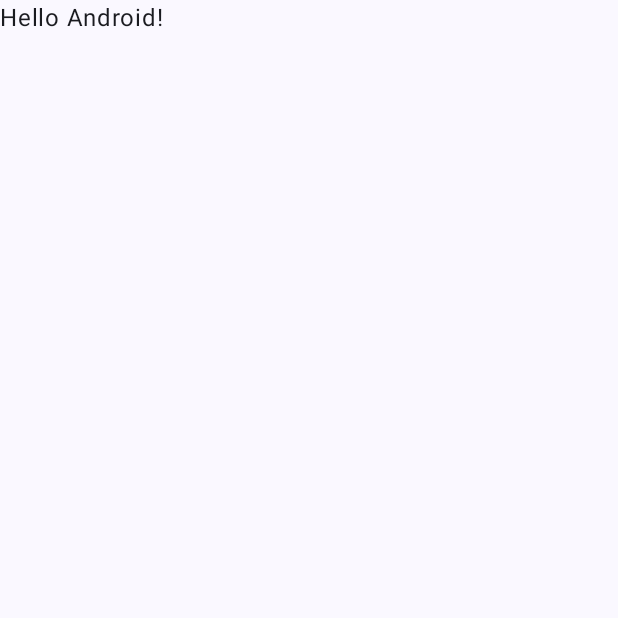
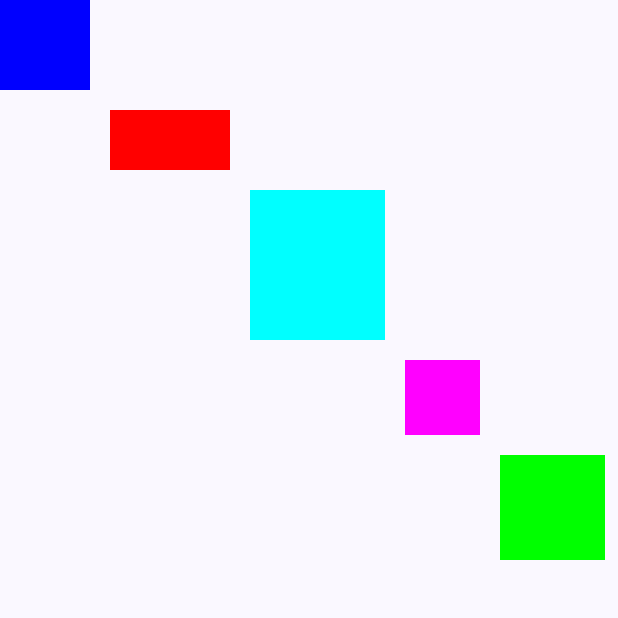
Before and after one commit to ezge/CustomLayouts, an Android app built with Jetpack Compose: the screen it shows after launch (MainActivity), on a phone screen of 412 x 824 dp, the top half of it. Before the commit the part shown is almost empty. Run offline under Robolectric (Android 15) with nearby library versions, the phone set to English and light mode, and no system bars.

Commit message:
custom layout syntax

```diff
--- a/app/src/main/java/com/assessment/customlayouts/MainActivity.kt
+++ b/app/src/main/java/com/assessment/customlayouts/MainActivity.kt
@@ -12,6 +12,40 @@ import androidx.compose.runtime.Composable
 import androidx.compose.ui.Modifier
 import androidx.compose.ui.tooling.preview.Preview
 import com.assessment.customlayouts.ui.theme.CustomLayoutsTheme
+import androidx.compose.ui.layout.Layout
+import androidx.compose.foundation.background
+import androidx.compose.foundation.layout.Box
+import androidx.compose.foundation.layout.size
+import androidx.compose.ui.graphics.Color
+import androidx.compose.ui.unit.dp
+
+/*
+custom layout syntax:
+the measurables parameter contains all of the child elements contained
+within the content, while the constraints parameter contains
+the maximum and minimum width and height values allowed for the children.
+
+@Composable
+fun CustomLayout(modifier: Modifier = Modifier, content: @Composable () -> Unit) {
+    Layout(modifier = modifier, content = content) { measurables, constraints ->
+        /* map function measures each child. The result is a
+           list of Placeable instances (one for each child)
+           which is then assigned to a variable named placeables .*/
+        val placeables = measurables.map { measurable ->
+            // Measure each children
+            measurable.measure(constraints)
+        }
+        /* the maximum height and width values allowed by the parent. */
+        layout(constraints.maxWidth, constraints.maxHeight) {
+            /* the placeables variable iterates through each child and
+               positions it relative to the default position designated
+               by the parent. */
+            placeables.forEach { placeable -> placeable.placeRelative(x = 0, y = 0)
+        }
+    }
+}
+ */
+
 
 class MainActivity : ComponentActivity() {
     override fun onCreate(savedInstanceState: Bundle?) {
@@ -20,10 +54,7 @@ class MainActivity : ComponentActivity() {
         setContent {
             CustomLayoutsTheme {
                 Scaffold(modifier = Modifier.fillMaxSize()) { innerPadding ->
-                    Greeting(
-                        name = "Android",
-                        modifier = Modifier.padding(innerPadding)
-                    )
+                    MainScreen(modifier = Modifier.padding(innerPadding))
                 }
             }
         }
@@ -31,17 +62,43 @@ class MainActivity : ComponentActivity() {
 }
 
 @Composable
-fun Greeting(name: String, modifier: Modifier = Modifier) {
-    Text(
-        text = "Hello $name!",
-        modifier = modifier
-    )
+fun MainScreen(modifier: Modifier = Modifier) {
+    Box(modifier) {
+        CascadeLayout(spacing = 20) {
+            Box(modifier = Modifier.size(60.dp).background(Color.Blue))
+            Box(modifier = Modifier.size(80.dp, 40.dp).background(Color.Red))
+            Box(modifier = Modifier.size(90.dp, 100.dp).background(Color.Cyan))
+            Box(modifier = Modifier.size(50.dp).background(Color.Magenta))
+            Box(modifier = Modifier.size(70.dp).background(Color.Green))
+        }
+    }
+}
+
+@Composable
+fun CascadeLayout(modifier: Modifier = Modifier,
+                  spacing: Int = 0,
+                  content: @Composable () -> Unit
+) {
+    Layout(modifier = modifier, content = content) { measurables, constraints ->
+        var indent = 0
+        layout(constraints.maxWidth, constraints.maxHeight) {
+            var yCoord = 0
+            val placeables = measurables.map { measurable ->
+                measurable.measure(constraints)
+            }
+            placeables.forEach { placeable ->
+                placeable.placeRelative(x = indent, y = yCoord)
+                indent += placeable.width + spacing
+                yCoord += placeable.height + spacing
+            }
+        }
+    }
 }
 
 @Preview(showBackground = true)
 @Composable
 fun GreetingPreview() {
     CustomLayoutsTheme {
-        Greeting("Android")
+        MainScreen()
     }
 }
```
